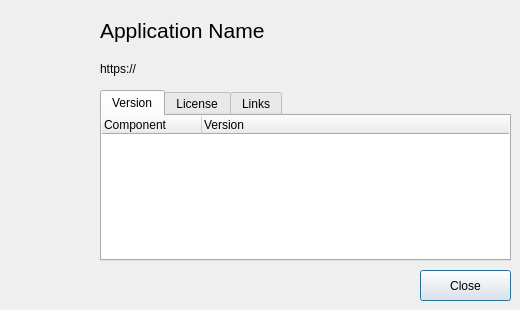
Above: data/qt/about.ui from polychromatic/polychromatic before the change. Below: the same form after it.
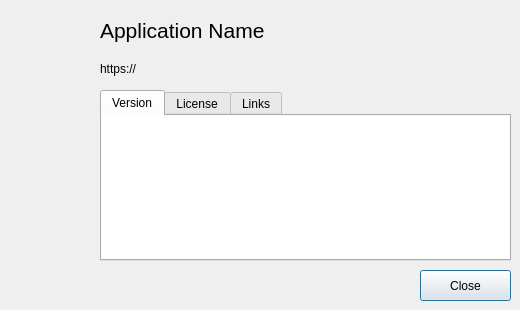
That is the form after the change.

What changed in the file:
```diff
--- a/data/qt/about.ui
+++ b/data/qt/about.ui
@@ -144,6 +144,9 @@
        <property name="columnCount">
         <number>2</number>
        </property>
+       <attribute name="headerVisible">
+        <bool>false</bool>
+       </attribute>
        <column>
         <property name="text">
          <string>Component</string>
```
Left out of the diff: 3 changed lines with no effect on the pictures.
